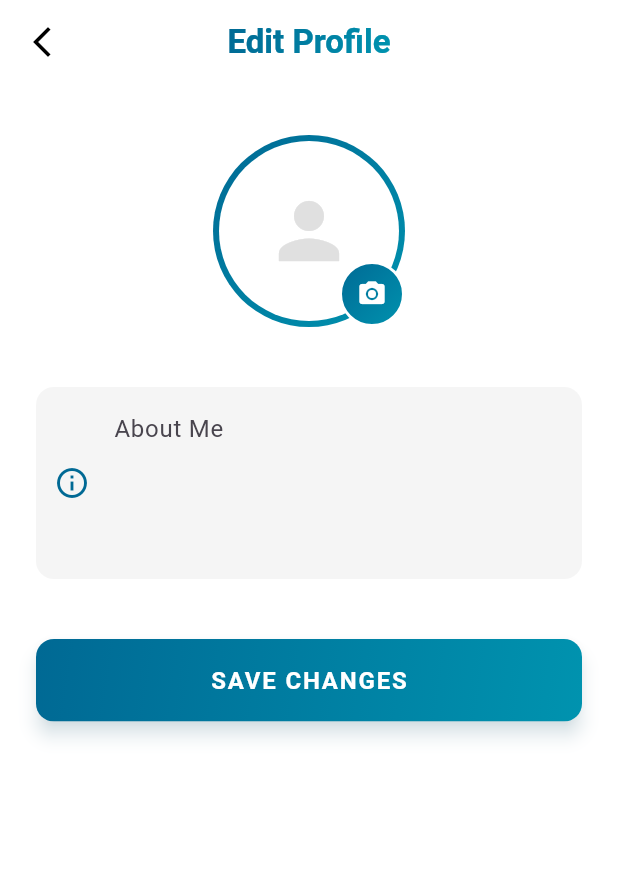
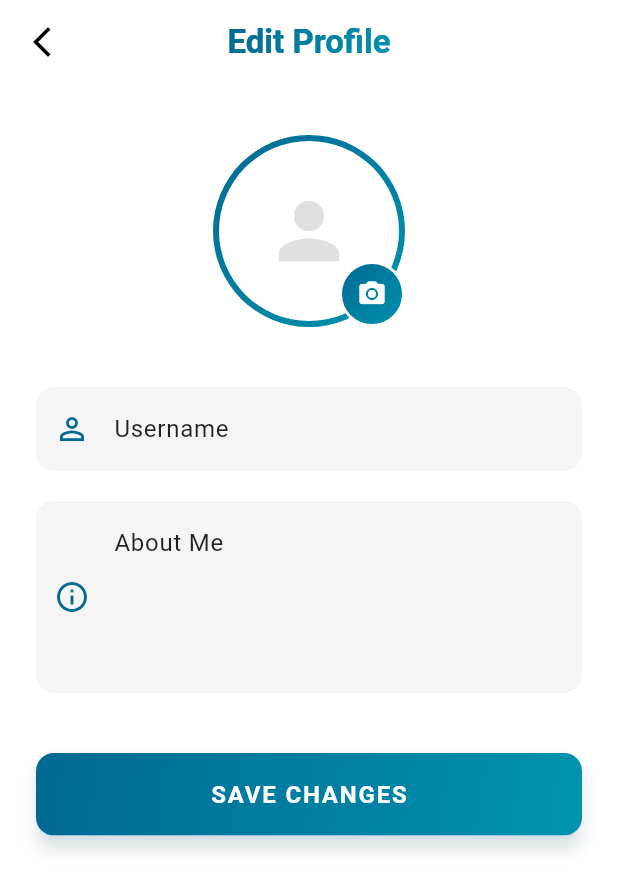
Before and after one commit to Amanraj-S/Vibe-Sync, a Flutter app: the EditProfileScreen screen opened directly, on a phone screen of 412 x 824 dp. Shown: the top 892 px of the screen. Run offline on Flutter 3.47's test engine with Material 3 defaults, Android fonts, the phone set to English and light mode, and no system bars; our stand-ins replace image_picker, shared_preferences, socket_io_client; accounts and stored records are empty; network calls fail.

Commit message:
first commit

```diff
--- /dev/null
+++ b/frontend/lib/providers/theme_provider.dart
@@ -0,0 +1,82 @@
+import 'package:flutter/material.dart';
+import 'package:shared_preferences/shared_preferences.dart';
+
+class ThemeProvider extends ChangeNotifier {
+  ThemeMode _themeMode = ThemeMode.system;
+
+  ThemeMode get themeMode => _themeMode;
+
+  bool get isDarkMode {
+    if (_themeMode == ThemeMode.system) {
+      return WidgetsBinding.instance.window.platformBrightness == Brightness.dark;
+    }
+    return _themeMode == ThemeMode.dark;
+  }
+
+  // --- SEA BLUE PALETTE ---
+  static final Color _seaBlueLight = const Color(0xFF0093AF);
+  static final Color _seaBlueDark = const Color(0xFF006994);
+
+  // LIGHT THEME
+  static final ThemeData lightTheme = ThemeData(
+    scaffoldBackgroundColor: Colors.white,
+    primaryColor: _seaBlueDark,
+    cardColor: Colors.white,
+    dividerColor: Colors.grey[200],
+    colorScheme: ColorScheme.light(
+      primary: _seaBlueDark,
+      secondary: _seaBlueLight,
+      surface: Colors.white,
+      onSurface: Colors.black87, // Text color
+    ),
+    appBarTheme: const AppBarTheme(
+      backgroundColor: Colors.white,
+      elevation: 0,
+      iconTheme: IconThemeData(color: Colors.black),
+      titleTextStyle: TextStyle(color: Colors.black, fontSize: 20, fontWeight: FontWeight.bold),
+    ),
+    iconTheme: const IconThemeData(color: Colors.black87),
+  );
+
+  // DARK THEME
+  static final ThemeData darkTheme = ThemeData(
+    scaffoldBackgroundColor: const Color(0xFF121212), // Standard Dark BG
+    primaryColor: _seaBlueLight, // Lighter blue for dark mode visibility
+    cardColor: const Color(0xFF1E1E1E), // Slightly lighter grey for cards
+    dividerColor: Colors.grey[800],
+    colorScheme: ColorScheme.dark(
+      primary: _seaBlueLight,
+      secondary: _seaBlueDark,
+      surface: const Color(0xFF1E1E1E),
+      onSurface: Colors.white, // Text color
+    ),
+    appBarTheme: const AppBarTheme(
+      backgroundColor: Color(0xFF121212),
+      elevation: 0,
+      iconTheme: IconThemeData(color: Colors.white),
+      titleTextStyle: TextStyle(color: Colors.white, fontSize: 20, fontWeight: FontWeight.bold),
+    ),
+    iconTheme: const IconThemeData(color: Colors.white),
+  );
+
+  // --- LOGIC ---
+  ThemeProvider() {
+    _loadTheme();
+  }
+
+  void toggleTheme(bool isOn) async {
+    _themeMode = isOn ? ThemeMode.dark : ThemeMode.light;
+    notifyListeners();
+    SharedPreferences prefs = await SharedPreferences.getInstance();
+    prefs.setBool('isDarkMode', isOn);
+  }
+
+  void _loadTheme() async {
+    SharedPreferences prefs = await SharedPreferences.getInstance();
+    bool? isDark = prefs.getBool('isDarkMode');
+    if (isDark != null) {
+      _themeMode = isDark ? ThemeMode.dark : ThemeMode.light;
+      notifyListeners();
+    }
+  }
+}
--- a/frontend/lib/screens/edit_profile_screen.dart
+++ b/frontend/lib/screens/edit_profile_screen.dart
@@ -12,9 +12,12 @@ class EditProfileScreen extends StatefulWidget {
 }
 
 class _EditProfileScreenState extends State<EditProfileScreen> {
+  // 1. Add Username Controller
+  final _usernameController = TextEditingController();
   final _aboutController = TextEditingController();
+
   XFile? _imageFile;
-  String? _currentProfilePic; // To show existing image before picking new one
+  String? _currentProfilePic;
   bool _isLoading = false;
 
   // --- SEA BLUE THEME COLORS ---
@@ -33,11 +36,20 @@ class _EditProfileScreenState extends State<EditProfileScreen> {
     _loadCurrentProfile();
   }
 
+  @override
+  void dispose() {
+    _usernameController.dispose();
+    _aboutController.dispose();
+    super.dispose();
+  }
+
   Future<void> _loadCurrentProfile() async {
     try {
       final profile = await ApiService.getMyProfile();
       setState(() {
-        _aboutController.text = profile['about'] ?? '';
+        // 2. Pre-fill Username
+        _usernameController.text = profile['username'] ?? '';
+        _aboutController.text = profile['about'] ?? profile['desc'] ?? ''; // Handle both 'about' or 'desc' keys
         _currentProfilePic = profile['profilePic'];
       });
     } catch (e) {
@@ -54,11 +66,23 @@ class _EditProfileScreenState extends State<EditProfileScreen> {
   }
 
   Future<void> _updateProfile() async {
+    if (_usernameController.text.trim().isEmpty) {
+      ScaffoldMessenger.of(context).showSnackBar(
+          const SnackBar(content: Text("Username cannot be empty")));
+      return;
+    }
+
     setState(() => _isLoading = true);
     try {
-      await ApiService.updateProfile(_aboutController.text, _imageFile);
+      // 3. Pass username to API
+      await ApiService.updateProfile(
+        _usernameController.text.trim(),
+        _aboutController.text.trim(),
+        _imageFile
+      );
+
       if (mounted) {
-        Navigator.pop(context); // Go back to profile screen
+        Navigator.pop(context);
         ScaffoldMessenger.of(context)
             .showSnackBar(const SnackBar(content: Text("Profile Updated!")));
       }
@@ -71,7 +95,6 @@ class _EditProfileScreenState extends State<EditProfileScreen> {
     }
   }
 
-  // Helper for Gradient Text
   Widget _buildGradientText(String text, double fontSize) {
     return ShaderMask(
       shaderCallback: (bounds) => _seaBlueGradient.createShader(
@@ -82,7 +105,7 @@ class _EditProfileScreenState extends State<EditProfileScreen> {
         style: TextStyle(
           fontSize: fontSize,
           fontWeight: FontWeight.bold,
-          color: Colors.white, // Required for ShaderMask
+          color: Colors.white,
         ),
       ),
     );
@@ -90,18 +113,20 @@ class _EditProfileScreenState extends State<EditProfileScreen> {
 
   @override
   Widget build(BuildContext context) {
-    // Determine which image to show
     ImageProvider? backgroundImage;
     if (_imageFile != null) {
       backgroundImage = kIsWeb
           ? NetworkImage(_imageFile!.path)
           : FileImage(File(_imageFile!.path)) as ImageProvider;
     } else if (_currentProfilePic != null && _currentProfilePic!.isNotEmpty) {
+      // Ensure you are using your ImageUtils if needed, or direct network
+      // If you have the ImageUtils helper, wrap this: ImageUtils.getValidImageUrl(_currentProfilePic!)
+      // For now, assuming standard logic:
       backgroundImage = NetworkImage(_currentProfilePic!);
     }
 
     return Scaffold(
-      backgroundColor: Colors.white, // Solid White Background
+      backgroundColor: Colors.white,
       appBar: AppBar(
         backgroundColor: Colors.white,
         elevation: 0,
@@ -124,7 +149,7 @@ class _EditProfileScreenState extends State<EditProfileScreen> {
               child: Stack(
                 children: [
                   Container(
-                    padding: const EdgeInsets.all(4), // Border width
+                    padding: const EdgeInsets.all(4),
                     decoration: BoxDecoration(
                       shape: BoxShape.circle,
                       gradient: _seaBlueGradient,
@@ -158,20 +183,42 @@ class _EditProfileScreenState extends State<EditProfileScreen> {
 
             const SizedBox(height: 40),
 
-            // --- ABOUT ME INPUT (FIXED ALIGNMENT) ---
+            // --- 4. USERNAME INPUT ---
+            TextField(
+              controller: _usernameController,
+              decoration: InputDecoration(
+                labelText: "Username",
+                prefixIcon: Padding(
+                  padding: const EdgeInsets.all(12.0),
+                  child: Icon(Icons.person_outline, color: _seaBlueDark),
+                ),
+                border: OutlineInputBorder(
+                  borderRadius: BorderRadius.circular(12),
+                  borderSide: BorderSide.none,
+                ),
+                filled: true,
+                fillColor: Colors.grey[100],
+                contentPadding: const EdgeInsets.symmetric(
+                    vertical: 16, horizontal: 16),
+              ),
+            ),
+
+            const SizedBox(height: 20),
+
+            // --- ABOUT ME INPUT ---
             TextField(
               controller: _aboutController,
               maxLines: 4,
-              textAlignVertical: TextAlignVertical.top, // Aligns text to top
+              textAlignVertical: TextAlignVertical.top,
               decoration: InputDecoration(
                 labelText: "About Me",
-                alignLabelWithHint: true, // Aligns label to top
+                alignLabelWithHint: true,
                 prefixIcon: Column(
                   mainAxisAlignment: MainAxisAlignment.start,
                   mainAxisSize: MainAxisSize.min,
                   children: [
                     Padding(
-                      padding: const EdgeInsets.all(12.0), // Standard padding
+                      padding: const EdgeInsets.all(12.0),
                       child: Icon(Icons.info_outline, color: _seaBlueDark),
                     ),
                   ],
@@ -189,7 +236,7 @@ class _EditProfileScreenState extends State<EditProfileScreen> {
 
             const SizedBox(height: 40),
 
-            // --- SAVE BUTTON (Gradient) ---
+            // --- SAVE BUTTON ---
             SizedBox(
               width: double.infinity,
               height: 55,
--- a/frontend/lib/screens/profile_screen.dart
+++ b/frontend/lib/screens/profile_screen.dart
@@ -4,7 +4,7 @@ import '../services/api_service.dart';
 import 'auth_screen.dart';
 import 'edit_profile_screen.dart';
 import 'user_list_screen.dart';
-import '../utils/image_utils.dart'; // <--- Ensure this file exists and is updated
+import '../utils/image_utils.dart'; // <--- Ensure this file exists
 
 class ProfileScreen extends StatefulWidget {
   final String? userId; // If null, loads logged-in user. If set, loads that user.
```
Also changed, not shown: frontend/lib/main.dart (+23 -13 lines), frontend/lib/screens/chat_room_screen.dart (+27 -12 lines), frontend/lib/services/api_service.dart (+11 -4 lines), 1 other file.
